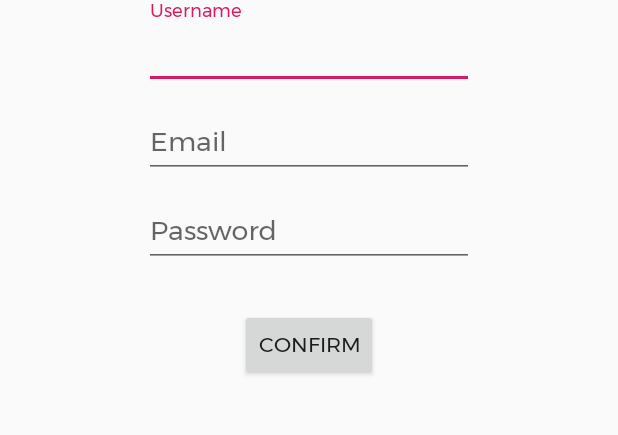
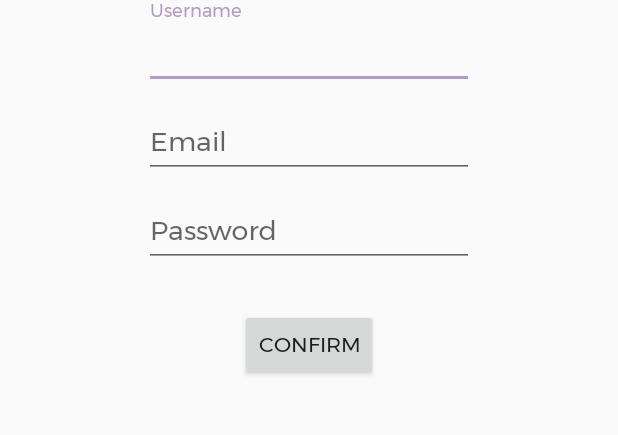
Before and after one commit to gatilogo/Vybe, an Android app: the screen it shows after launch (CreateAccountActivity), after a tap on "Sign Up", on a phone screen of 412 x 824 dp, the part 205-640 px from its top. Run offline under Robolectric (Android 15) with nearby library versions, the light colour scheme and no system bars; our stand-ins replace Firebase (no records; nobody signed in at launch, a user with empty details on screens opened directly).

Commit message:
change some colors

```diff
--- a/app/src/main/java/com/example/vybe/MyVibesActivity.java
+++ b/app/src/main/java/com/example/vybe/MyVibesActivity.java
@@ -220,11 +220,13 @@ public class MyVibesActivity extends AppCompatActivity {
 
                 if (dX < 0) {   // Swipe left
                     button.set(itemView.getRight() + dX, itemView.getTop(), itemView.getRight(), itemView.getBottom());
-                    p.setColor(Color.RED);
+                    int deleteColor = getResources().getColor(R.color.Red);
+                    p.setColor(deleteColor);
                     msg = "DELETE";
                 } else if (dX > 0) {    // Swipe right
                     button.set(itemView.getLeft(), itemView.getTop(), itemView.getLeft() + dX, itemView.getBottom());
-                    p.setColor(Color.BLUE);
+                    int editColor = getResources().getColor(R.color.colorAccent);
+                    p.setColor(editColor);
                     msg = "EDIT";
                 }
 
--- a/app/src/main/res/values/colors.xml
+++ b/app/src/main/res/values/colors.xml
@@ -2,7 +2,7 @@
 <resources>
     <color name="colorPrimary">#744EAA</color>
     <color name="colorPrimaryDark">#473D70</color>
-    <color name="colorAccent">#D81B60</color>
+    <color name="colorAccent">#B399C8</color>
 
     <color name="Red">#EA5A47</color>
     <color name="Orange">#F4AA41</color>
```
